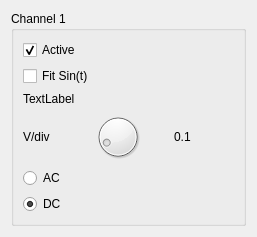
First picture: the form in frontend/Osci/channelcontrol.ui, repository mru00/SampleScope, before the edit.
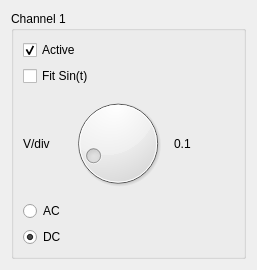
Second picture: the form after the edit.

Diff of the .ui file:
```diff
--- a/frontend/Osci/channelcontrol.ui
+++ b/frontend/Osci/channelcontrol.ui
@@ -7,7 +7,7 @@
     <x>0</x>
     <y>0</y>
     <width>257</width>
-    <height>214</height>
+    <height>270</height>
    </rect>
   </property>
   <property name="sizePolicy">
@@ -57,13 +57,6 @@
           </property>
          </widget>
         </item>
-        <item>
-         <widget class="QLabel" name="labelFit">
-          <property name="text">
-           <string>TextLabel</string>
-          </property>
-         </widget>
-        </item>
         <item>
          <layout class="QHBoxLayout" name="horizontalLayout_2">
           <property name="sizeConstraint">
```
